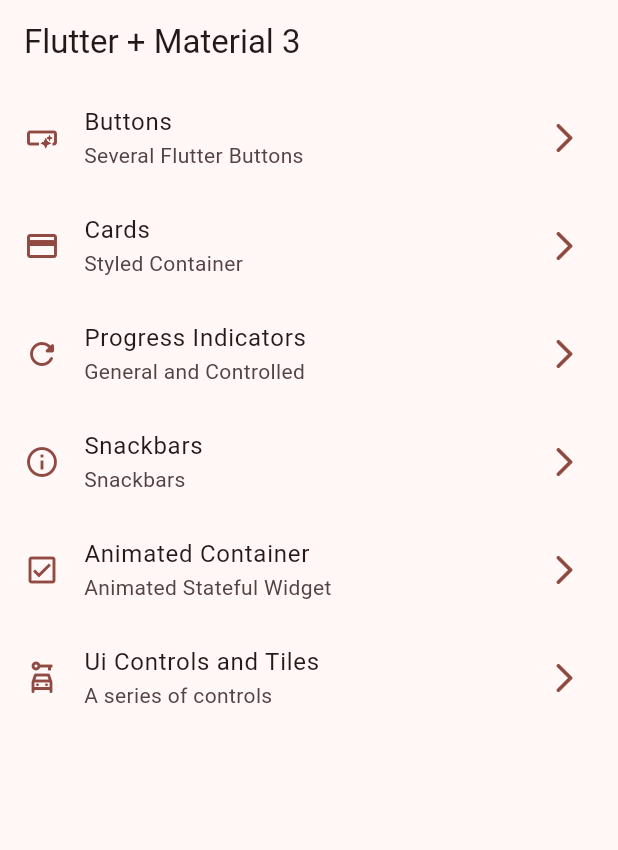
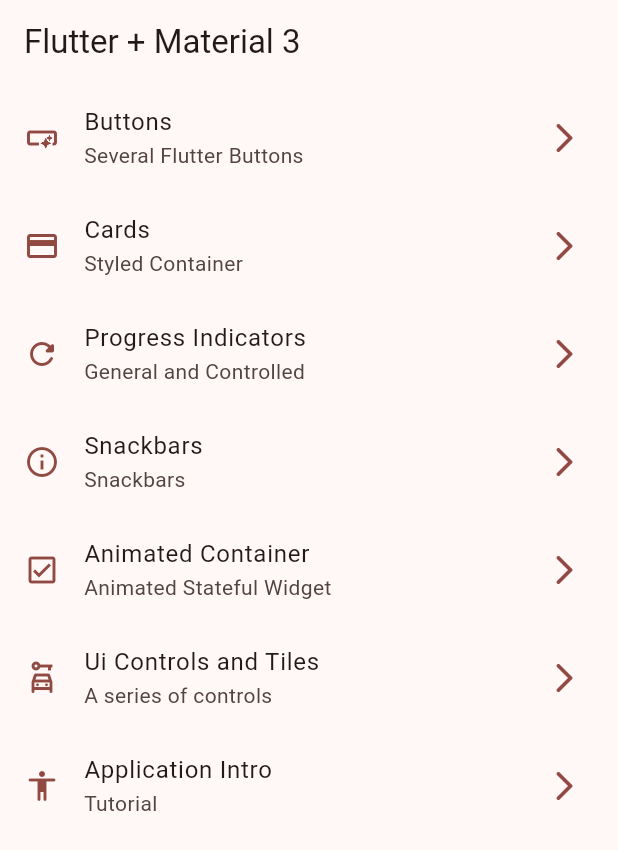
Before and after one commit to oscarlagatta/widgets_app, a Flutter app: the screen it shows after launch, on a phone screen of 412 x 824 dp. Shown: the top 850 px of the screen. Run offline on Flutter 3.47's test engine with Material 3 defaults, Android fonts, the phone set to English and light mode, and no system bars; our stand-ins replace go_router.

Commit message:
Add assets path and tutorial menu item Enabled use of image assets by updating assets path in pubspec.yaml file. Also, added 'Application Intro' as a new menu item that points to a tutorial screen, which is now accessible with updated router configuration.

```diff
--- a/lib/config/menu/menu_items.dart
+++ b/lib/config/menu/menu_items.dart
@@ -50,5 +50,11 @@ const appMenuItems = <MenuItem>[
     subTitle: 'A series of controls',
     link: '/ui-controls',
     icon: Icons.car_rental_outlined,
+  ),
+  MenuItem(
+    title: 'Application Intro',
+    subTitle: 'Tutorial',
+    link: '/tutorial',
+    icon: Icons.accessibility_rounded,
   )
 ];
--- a/lib/config/router/app_router.dart
+++ b/lib/config/router/app_router.dart
@@ -37,4 +37,9 @@ final appRouter = GoRouter(initialLocation: '/', routes: [
     path: '/ui-controls',
     builder: (context, state) => const UiControlsScreen(),
   ),
+  GoRoute(
+    name: AppTutorialScreen.name,
+    path: '/tutorial',
+    builder: (context, state) => const AppTutorialScreen(),
+  ),
 ]);
--- a/pubspec.yaml
+++ b/pubspec.yaml
@@ -60,8 +60,8 @@ flutter:
   uses-material-design: true
 
   # To add assets to your application, add an assets section, like this:
-  # assets:
-  #   - images/a_dot_burr.jpeg
+  assets:
+    - assets/images/
   #   - images/a_dot_ham.jpeg
 
   # An image asset can refer to one or more resolution-specific "variants", see
```
Also changed, not shown: assets/Images/1.png (added), assets/Images/2.png (added), assets/Images/3.png (added), assets/Images/jar-loading.gif (added).
